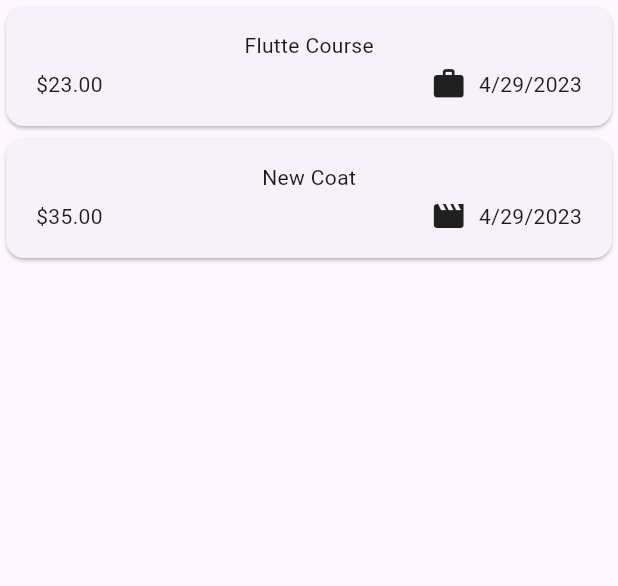
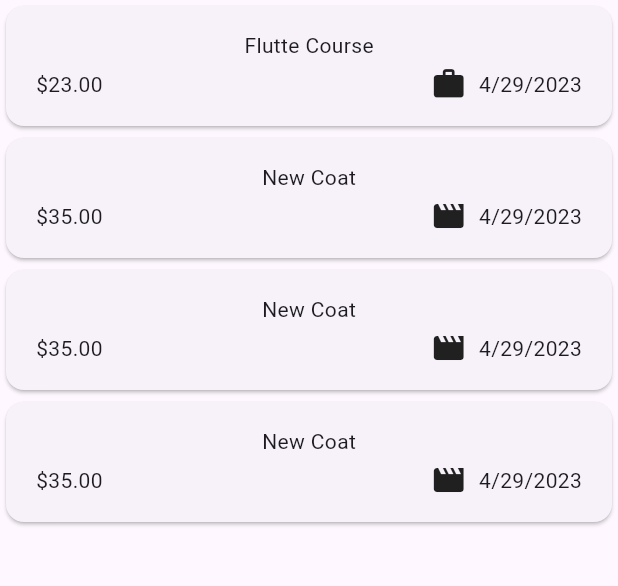
Before and after one commit to omerkincal/flutter_tracker, a Flutter app: the screen it shows after launch, on a phone screen of 412 x 824 dp, the part 114-700 px from its top. Run offline on Flutter 3.47's test engine with Material 2 defaults, Android fonts, the phone set to English and light mode, and no system bars.

Commit message:
new_datas

```diff
--- a/lib/widgets/expenses.dart
+++ b/lib/widgets/expenses.dart
@@ -19,6 +19,18 @@ class _ExpensesState extends State<Expenses> {
       amount: 23,
       date: DateTime.now(),
       category: Category.work,
+    ),
+    Expense(
+      title: 'New Coat',
+      amount: 35,
+      date: DateTime.now(),
+      category: Category.leisure,
+    ),
+    Expense(
+      title: 'New Coat',
+      amount: 35,
+      date: DateTime.now(),
+      category: Category.leisure,
     ),
     Expense(
       title: 'New Coat',
```
